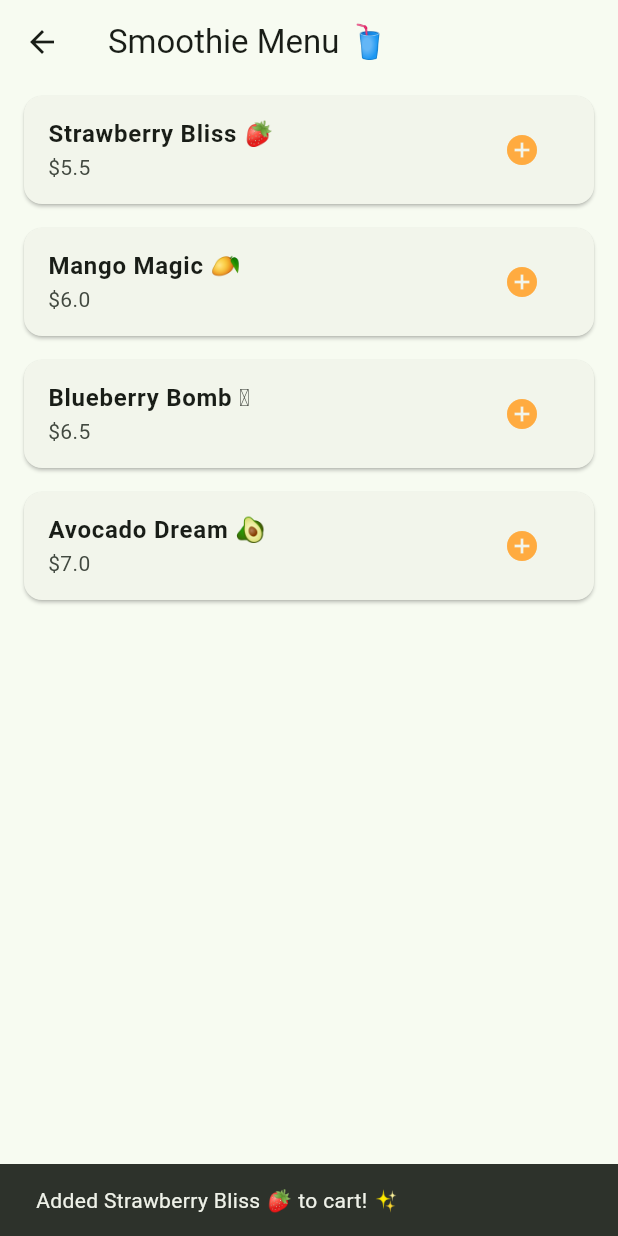
After one commit to Natchanan001/flutter-new-feature, a Flutter app: the SmoothieMenuScreen screen opened directly, after a tap on the "add circle" icon, on a phone screen of 412 x 824 dp. The commit adds this screen. Run offline on Flutter 3.47's test engine with Material 3 defaults, Android fonts, the phone set to English and light mode, and no system bars; our stand-ins replace fl_chart, google_maps_flutter, hive, hive_flutter, speech_to_text; accounts and stored records are empty.

Commit message:
Update Hive feature (Group 2)

```diff
--- a/lib/main.dart
+++ b/lib/main.dart
@@ -1,12 +1,26 @@
 import 'package:flutter/material.dart';
+import 'package:hive_flutter/hive_flutter.dart';
 import 'map_screen.dart';
 import 'voice_screen.dart';
 import 'screens/health_input_screen.dart';
 import 'screens/health_analytics_screen.dart';
+import 'screens/cart_screen.dart';
+import 'models/cart_item.dart';
+import 'screens/smoothie_menu_screen.dart';
+import 'screens/order_history_screen.dart'; // หรือ 'screens/order_history_screen.dart' ตามที่ พส. วางไฟล์ไว้
 
 List<double> bmiHistory = [22.0, 23.5, 21.8];
 
-void main() => runApp(const MyApp());
+void main() async {
+  WidgetsFlutterBinding.ensureInitialized();
+  await Hive.initFlutter();
+  Hive.registerAdapter(CartItemAdapter());
+
+  await Hive.openBox<CartItem>('cart');
+  await Hive.openBox('orders');
+
+  runApp(const MyApp());
+}
 
 class MyApp extends StatelessWidget {
   const MyApp({super.key});
@@ -40,6 +54,9 @@ class _RootPageState extends State<RootPage> {
     const VoiceScreen(), // หน้ากลุ่ม 2: Voice Workshop
     const HealthInputScreen(),    // กลุ่ม Happy Superman (บันทึกข้อมูล)
     const HealthAnalyticsScreen(),
+    const SmoothieMenuScreen(),
+    const CartScreen(),
+    const OrderHistoryScreen(), // หน้าประวัติการสั่งซื้อ (กลุ่ม Smoothie)
   ];
 
   @override
@@ -78,6 +95,16 @@ class _RootPageState extends State<RootPage> {
     activeIcon: Icon(Icons.show_chart),
     label: 'Health Analytics',
   ),
+  BottomNavigationBarItem(
+    icon: Icon(Icons.restaurant_menu),
+    activeIcon: Icon(Icons.restaurant_menu),
+    label: 'Menu',
+  ),
+  BottomNavigationBarItem(
+    icon: Icon(Icons.shopping_cart_outlined),
+    activeIcon: Icon(Icons.shopping_cart),
+    label: 'Cart',
+  ),
 ],
       ),
     );
--- /dev/null
+++ b/lib/models/cart_item.dart
@@ -0,0 +1,12 @@
+import 'package:hive/hive.dart';
+
+part 'cart_item.g.dart';
+
+@HiveType(typeId: 0)
+class CartItem extends HiveObject {
+  @HiveField(0) final String name;
+  @HiveField(1) final double price;
+  @HiveField(2) int quantity;
+
+  CartItem({required this.name, required this.price, required this.quantity});
+}
--- /dev/null
+++ b/lib/screens/cart_screen.dart
@@ -0,0 +1,83 @@
+import 'package:flutter/material.dart';
+import 'package:hive_flutter/hive_flutter.dart';
+import '../models/cart_item.dart';
+import 'order_history_screen.dart'; // หรือ 'screens/order_history_screen.dart' ตามที่ พส. วางไฟล์ไว้
+
+class CartScreen extends StatelessWidget {
+  const CartScreen({super.key});
+
+  @override
+  Widget build(BuildContext context) {
+    return Scaffold(
+appBar: AppBar(
+        title: const Text('Smoothie Cart'),
+        actions: [
+          // 📜 ปุ่มดูประวัติการสั่งซื้อ (Order History)
+          IconButton(
+            icon: const Icon(Icons.history_rounded),
+            onPressed: () {
+              Navigator.push(
+                context,
+                MaterialPageRoute(builder: (context) => const OrderHistoryScreen()),
+              );
+            },
+          ),
+        ],
+      ),
+      body: ValueListenableBuilder(
+        valueListenable: Hive.box<CartItem>('cart').listenable(),
+        builder: (context, Box<CartItem> box, _) {
+          final items = box.values.toList();
+
+          if (items.isEmpty) return const Center(child: Text('Empty Cart 🥤'));
+
+          return ListView.builder(
+            itemCount: items.length,
+            itemBuilder: (context, i) {
+              final item = items[i];
+              return ListTile(
+                title: Text(item.name),
+                subtitle: Text('\$${item.price}'),
+                trailing: Text('x${item.quantity}'),
+                onLongPress: () => item.delete(), // กดค้างเพื่อลบของชิ้นนี้
+              );
+            },
+          );
+        },
+      ),
+      // 🚀 ปุ่ม Checkout: ย้ายของจาก Cart ไป Orders Box
+      floatingActionButton: FloatingActionButton(
+        onPressed: () {
+          final cartBox = Hive.box<CartItem>('cart');
+          final ordersBox = Hive.box('orders');
+
+          if (cartBox.isNotEmpty) {
+            // 1. แพ็กของใส่ถุงเตรียมเข้าประวัติแบบ Persistent
+            final orderData = {
+              'date': DateTime.now(),
+              'total': cartBox.values.fold(0.0, (sum, item) => sum + (item.price * item.quantity)),
+              'items': cartBox.values.map((item) => item.name).toList(),
+            };
+
+
+            ordersBox.add(orderData);
+
+            // 3. ล้างตะกร้าให้ว่างพร้อมช้อปใหม่
+            cartBox.clear();
+
+            ScaffoldMessenger.of(context).showSnackBar(
+              const SnackBar(content: Text('Ordered! See you in History 💅')),
+            );
+          } else {
+            // ถ้าตะกร้าว่างแล้วเผลอกด
+            ScaffoldMessenger.of(context).showSnackBar(
+              const SnackBar(content: Text('Your cart is empty! 🥤')),
+            );
+          }
+        },
+        backgroundColor: const Color.fromARGB(255, 36, 190, 56),
+        child: const Icon(Icons.check, color: Colors.white),
+      ),
+    );
+  }
+}
--- /dev/null
+++ b/lib/screens/smoothie_menu_screen.dart
@@ -0,0 +1,49 @@
+import 'package:flutter/material.dart';
+import 'package:hive/hive.dart';
+import '../models/cart_item.dart';
+
+class SmoothieMenuScreen extends StatelessWidget {
+  const SmoothieMenuScreen({super.key});
+
+  final List<Map<String, dynamic>> menuItems = const [
+    {'name': 'Strawberry Bliss 🍓', 'price': 5.5},
+    {'name': 'Mango Magic 🥭', 'price': 6.0},
+    {'name': 'Blueberry Bomb 🫐', 'price': 6.5},
+    {'name': 'Avocado Dream 🥑', 'price': 7.0},
+  ];
+
+  @override
+  Widget build(BuildContext context) {
+    return Scaffold(
+      appBar: AppBar(title: const Text('Smoothie Menu 🥤')),
+      body: ListView.builder(
+        itemCount: menuItems.length,
+        itemBuilder: (context, index) {
+          final item = menuItems[index];
+          return Card(
+            margin: const EdgeInsets.symmetric(horizontal: 16, vertical: 8),
+            child: ListTile(
+              title: Text(item['name'], style: const TextStyle(fontWeight: FontWeight.bold)),
+              subtitle: Text('\$${item['price']}'),
+              trailing: IconButton(
+                icon: const Icon(Icons.add_circle, color: Colors.orangeAccent),
+                onPressed: () {
+                  final cartBox = Hive.box<CartItem>('cart');
+                  cartBox.add(CartItem(
+                    name: item['name'],
+                    price: item['price'],
+                    quantity: 1,
+                  ));
+
+                  ScaffoldMessenger.of(context).showSnackBar(
+                    SnackBar(content: Text('Added ${item['name']} to cart! ✨')),
+                  );
+                },
+              ),
+            ),
+          );
+        },
+      ),
+    );
+  }
+}
```
Also changed, not shown: lib/screens/order_history_screen.dart (added, +39 -0 lines), pubspec.yaml (+5 -69 lines), lib/models/cart_item.g.dart (added), pubspec.lock. Lines whose indentation alone changed are shown as unchanged.
